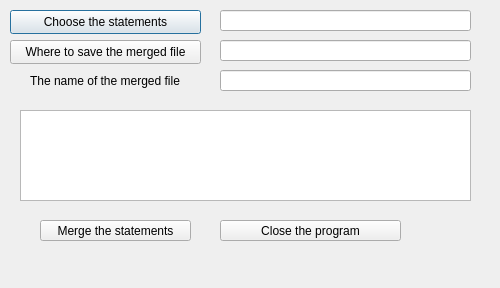
Above: UI/window.ui from AlekseiTartachnyi/amz-non-us-xlsx-reports-to-us before the change. Below: the same form after it.
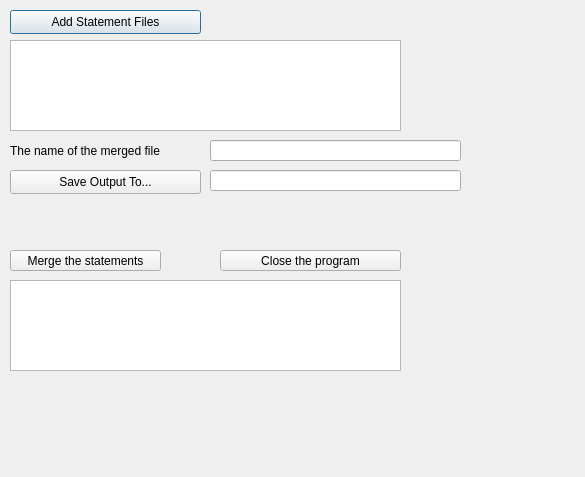
That is the form after the change.

Commit message: Refactoring of base_window, statement_merger_gui, window.ui files. Tests for dialog window functionality

```diff
--- a/UI/window.ui
+++ b/UI/window.ui
@@ -6,33 +6,14 @@
    <rect>
     <x>0</x>
     <y>0</y>
-    <width>500</width>
-    <height>288</height>
+    <width>585</width>
+    <height>477</height>
    </rect>
   </property>
   <property name="windowTitle">
    <string>Dialog</string>
   </property>
-  <widget class="QLineEdit" name="lineEdit">
-   <property name="enabled">
-    <bool>true</bool>
-   </property>
-   <property name="geometry">
-    <rect>
-     <x>220</x>
-     <y>10</y>
-     <width>251</width>
-     <height>21</height>
-    </rect>
-   </property>
-   <property name="frame">
-    <bool>true</bool>
-   </property>
-   <property name="readOnly">
-    <bool>true</bool>
-   </property>
-  </widget>
-  <widget class="QPushButton" name="pushButton">
+  <widget class="QPushButton" name="buttonAddStatements">
    <property name="geometry">
     <rect>
      <x>10</x>
@@ -42,20 +23,20 @@
     </rect>
    </property>
    <property name="text">
-    <string>Choose the statements</string>
+    <string>Add Statement Files</string>
    </property>
   </widget>
   <widget class="QPushButton" name="pushButton_2">
    <property name="geometry">
     <rect>
      <x>10</x>
-     <y>40</y>
+     <y>170</y>
      <width>191</width>
      <height>24</height>
     </rect>
    </property>
    <property name="text">
-    <string>Where to save the merged file</string>
+    <string>Save Output To...</string>
    </property>
   </widget>
   <widget class="QLineEdit" name="lineEdit_2">
@@ -64,8 +45,8 @@
    </property>
    <property name="geometry">
     <rect>
-     <x>220</x>
-     <y>40</y>
+     <x>210</x>
+     <y>170</y>
      <width>251</width>
      <height>21</height>
     </rect>
@@ -80,8 +61,8 @@
   <widget class="QLabel" name="label">
    <property name="geometry">
     <rect>
-     <x>30</x>
-     <y>70</y>
+     <x>10</x>
+     <y>140</y>
      <width>171</width>
      <height>21</height>
     </rect>
@@ -96,8 +77,8 @@
    </property>
    <property name="geometry">
     <rect>
-     <x>220</x>
-     <y>70</y>
+     <x>210</x>
+     <y>140</y>
      <width>251</width>
      <height>21</height>
     </rect>
@@ -112,9 +93,9 @@
   <widget class="QTextBrowser" name="textBrowser">
    <property name="geometry">
     <rect>
-     <x>20</x>
-     <y>110</y>
-     <width>451</width>
+     <x>10</x>
+     <y>40</y>
+     <width>391</width>
      <height>91</height>
     </rect>
    </property>
@@ -122,8 +103,8 @@
   <widget class="QPushButton" name="pushButton_3">
    <property name="geometry">
     <rect>
-     <x>40</x>
-     <y>220</y>
+     <x>10</x>
+     <y>250</y>
      <width>151</width>
      <height>21</height>
     </rect>
@@ -136,7 +117,7 @@
    <property name="geometry">
     <rect>
      <x>220</x>
-     <y>220</y>
+     <y>250</y>
      <width>181</width>
      <height>21</height>
     </rect>
@@ -145,6 +126,16 @@
     <string>Close the program</string>
    </property>
   </widget>
+  <widget class="QTextBrowser" name="textBrowser_2">
+   <property name="geometry">
+    <rect>
+     <x>10</x>
+     <y>280</y>
+     <width>391</width>
+     <height>91</height>
+    </rect>
+   </property>
+  </widget>
  </widget>
  <resources/>
  <connections/>
```
Left out of the diff: 4 changed lines with no effect on the pictures. The commit also changes 4 other files.
